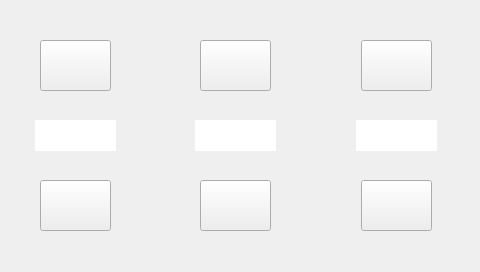
qiangch2001/AutoDisplay, file Qt/mainwindow.ui: the form before one commit.
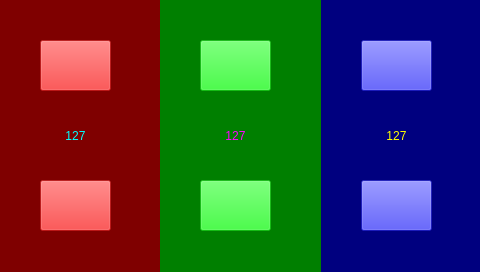
The form after the commit. Icons and pictures are not drawn.

Commit message: color adjustment

Patch:
```diff
--- a/Qt/mainwindow.ui
+++ b/Qt/mainwindow.ui
@@ -14,13 +14,31 @@
    <string>MainWindow</string>
   </property>
   <widget class="QWidget" name="Widget">
-   <widget class="QWidget" name="layoutWidget">
+   <property name="styleSheet">
+    <string notr="true"/>
+   </property>
+   <widget class="QGroupBox" name="groupBox">
+    <property name="geometry">
+     <rect>
+      <x>0</x>
+      <y>0</y>
+      <width>480</width>
+      <height>272</height>
+     </rect>
+    </property>
+    <property name="styleSheet">
+     <string notr="true">background-color:rgb(0, 0, 0);</string>
+    </property>
+    <property name="title">
+     <string/>
+    </property>
+    <widget class="QWidget" name="">
     <property name="geometry">
      <rect>
       <x>0</x>
       <y>0</y>
       <width>481</width>
-      <height>271</height>
+       <height>281</height>
      </rect>
     </property>
     <layout class="QHBoxLayout" name="horizontalLayout">
@@ -30,14 +48,7 @@
      <item>
       <widget class="QWidget" name="widget_r" native="true">
        <property name="styleSheet">
-        <string notr="true">background: qlineargradient(
-        spread:pad,
-        x1:0, y1:0,
-        x2:1, y2:0,
-        stop:0 rgba(0, 0, 0, 0),
-        stop:1 rgba(255, 0, 0, 255));
-
-</string>
+         <string notr="true">background-color:rgba(255, 0, 0, 127);</string>
        </property>
        <widget class="QPushButton" name="RedButton_up">
         <property name="geometry">
@@ -51,6 +62,19 @@
         <property name="autoFillBackground">
          <bool>false</bool>
         </property>
+         <property name="styleSheet">
+          <string notr="true">background: qlineargradient(
+    spread:pad,
+    x1:0, y1:0,
+    x2:0, y2:1,
+    stop:0   rgba(255, 0,   0,   255),
+    stop:0.5 rgba(0,   255, 0,   255),
+    stop:1   rgba(0,   0,   255, 255)
+);
+
+
+</string>
+         </property>
         <property name="text">
          <string/>
         </property>
@@ -68,6 +92,19 @@
           <height>51</height>
          </rect>
         </property>
+         <property name="styleSheet">
+          <string notr="true">background: qlineargradient(
+    spread:pad,
+    x1:0, y1:0,
+    x2:0, y2:1,
+    stop:0   rgba(255, 0,   0,   255),
+    stop:0.5 rgba(0,   255, 0,   255),
+    stop:1   rgba(0,   0,   255, 255)
+);
+
+
+</string>
+         </property>
         <property name="text">
          <string/>
         </property>
@@ -85,11 +122,20 @@
           <height>31</height>
          </rect>
         </property>
+         <property name="autoFillBackground">
+          <bool>false</bool>
+         </property>
         <property name="styleSheet">
-         <string notr="true">background-color:rgb(255, 255, 255)</string>
+          <string notr="true">font: 900 11pt &quot;Swis721 BlkCn BT&quot;;
+color: rgb(0, 255, 255);
+background-color: transparent;
+</string>
         </property>
         <property name="text">
-         <string/>
+          <string>127</string>
+         </property>
+         <property name="alignment">
+          <set>Qt::AlignmentFlag::AlignCenter</set>
         </property>
        </widget>
       </widget>
@@ -97,12 +143,7 @@
      <item>
       <widget class="QWidget" name="widget_g" native="true">
        <property name="styleSheet">
-        <string notr="true">background: qlineargradient(
-        spread:pad,
-        x1:0, y1:0,
-        x2:1, y2:0,
-        stop:0 rgba(0, 0, 0, 0),
-        stop:1 rgba(0, 255, 0, 255));</string>
+         <string notr="true">background: rgba(0, 255, 0,127)</string>
        </property>
        <widget class="QPushButton" name="GreenButton_up">
         <property name="geometry">
@@ -116,6 +157,18 @@
         <property name="autoFillBackground">
          <bool>false</bool>
         </property>
+         <property name="styleSheet">
+          <string notr="true">background: qlineargradient(
+    spread:pad,
+    x1:0, y1:0,
+    x2:0, y2:1,
+    stop:0   rgba(255, 0,   0,   255),
+    stop:0.5 rgba(0,   255, 0,   255),
+    stop:1   rgba(0,   0,   255, 255)
+);
+
+</string>
+         </property>
         <property name="text">
          <string/>
         </property>
@@ -133,6 +186,17 @@
           <height>51</height>
          </rect>
         </property>
+         <property name="styleSheet">
+          <string notr="true">background: qlineargradient(
+    spread:pad,
+    x1:0, y1:0,
+    x2:0, y2:1,
+    stop:0   rgba(255, 0,   0,   255),
+    stop:0.5 rgba(0,   255, 0,   255),
+    stop:1   rgba(0,   0,   255, 255)
+);
+</string>
+         </property>
         <property name="text">
          <string/>
         </property>
@@ -151,10 +215,15 @@
          </rect>
         </property>
         <property name="styleSheet">
-         <string notr="true">background-color:rgb(255, 255, 255)</string>
+          <string notr="true">font: 900 11pt &quot;Swis721 BlkCn BT&quot;;
+color:rgb(255, 0, 255);
+background-color: transparent;</string>
         </property>
         <property name="text">
-         <string/>
+          <string>127</string>
+         </property>
+         <property name="alignment">
+          <set>Qt::AlignmentFlag::AlignCenter</set>
         </property>
        </widget>
       </widget>
@@ -162,12 +231,7 @@
      <item>
       <widget class="QWidget" name="widget_b" native="true">
        <property name="styleSheet">
-        <string notr="true">background: qlineargradient(
-        spread:pad,
-        x1:0, y1:0,
-        x2:1, y2:0,
-        stop:0 rgba(0, 0, 0, 0),
-        stop:1 rgba(0, 0, 255, 255));</string>
+         <string notr="true">background-color:rgba(0, 0, 255, 127);</string>
        </property>
        <widget class="QPushButton" name="BlueButton_up">
         <property name="geometry">
@@ -181,6 +245,17 @@
         <property name="autoFillBackground">
          <bool>false</bool>
         </property>
+         <property name="styleSheet">
+          <string notr="true">background: qlineargradient(
+    spread:pad,
+    x1:0, y1:0,
+    x2:0, y2:1,
+    stop:0   rgba(255, 0,   0,   255),
+    stop:0.5 rgba(0,   255, 0,   255),
+    stop:1   rgba(0,   0,   255, 255)
+);
+</string>
+         </property>
         <property name="text">
          <string/>
         </property>
@@ -198,6 +273,17 @@
           <height>51</height>
          </rect>
         </property>
+         <property name="styleSheet">
+          <string notr="true">background: qlineargradient(
+    spread:pad,
+    x1:0, y1:0,
+    x2:0, y2:1,
+    stop:0   rgba(255, 0,   0,   255),
+    stop:0.5 rgba(0,   255, 0,   255),
+    stop:1   rgba(0,   0,   255, 255)
+);
+</string>
+         </property>
         <property name="text">
          <string/>
         </property>
@@ -216,15 +302,21 @@
          </rect>
         </property>
         <property name="styleSheet">
-         <string notr="true">background-color:rgb(255, 255, 255)</string>
+          <string notr="true">font: 900 11pt &quot;Swis721 BlkCn BT&quot;;
+color: rgb(255, 255, 0);
+background-color: transparent;</string>
         </property>
         <property name="text">
-         <string/>
+          <string>127</string>
+         </property>
+         <property name="alignment">
+          <set>Qt::AlignmentFlag::AlignCenter</set>
         </property>
        </widget>
       </widget>
      </item>
     </layout>
+    </widget>
    </widget>
   </widget>
  </widget>
```
Left out of the diff: 12 changed lines with no effect on the pictures. Lines whose indentation alone changed are shown as unchanged. The commit also changes 9 other files.
